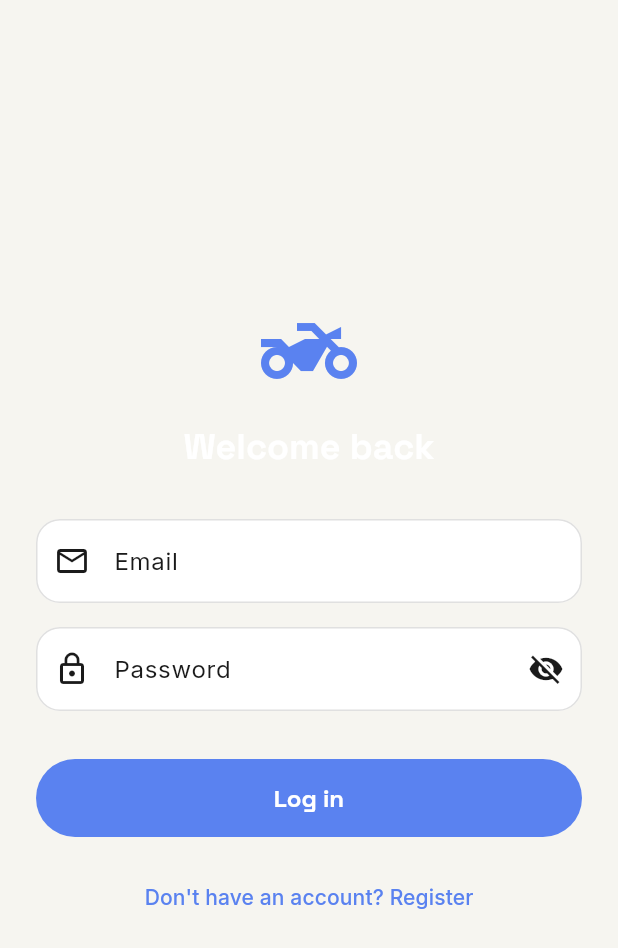
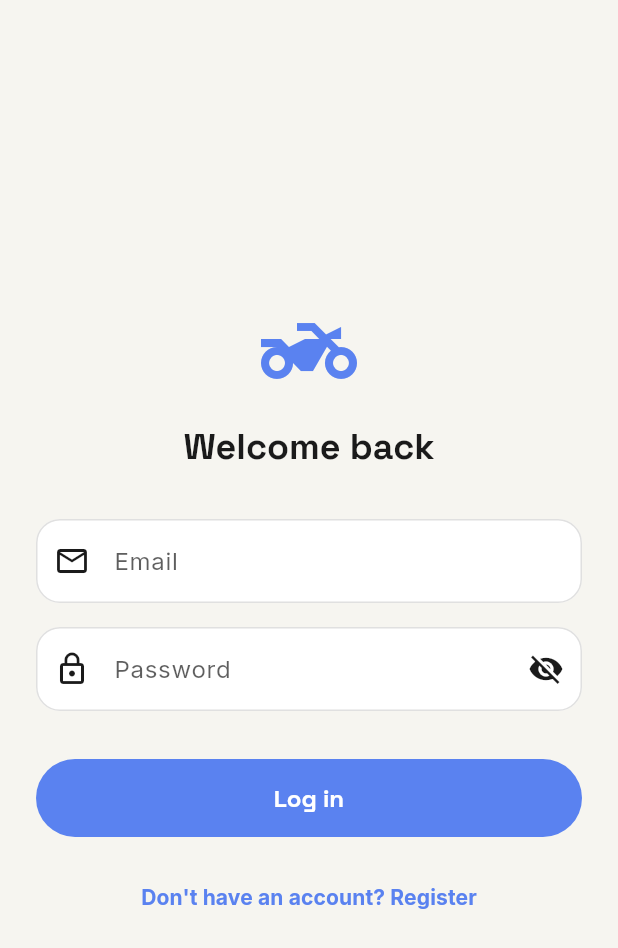
Before and after one commit to nubatay/motocare-log, a Flutter app: the screen it shows after launch, on a phone screen of 412 x 824 dp. Shown: the top 948 px of the screen. Run offline on Flutter 3.47's test engine with Material 3 defaults, Android fonts, the phone set to English and light mode, and no system bars; our stand-ins replace google_fonts, shared_preferences, supabase_flutter; accounts and stored records are empty.

Commit message:
fix the themetext

```diff
--- a/lib/core/theme/app_theme.dart
+++ b/lib/core/theme/app_theme.dart
@@ -13,91 +13,99 @@ class AppSpacing {
 class AppTheme {
   AppTheme._();
 
-  // Custom Colors from the Style Guide
   static const Color primaryBlue = Color(0xFF5A82F0);
   static const Color lightBg = Color(0xFFF6F5F0);
   static const Color darkBg = Color(0xFF121212);
   static const Color darkSurface = Color(0xFF1E1E1E);
 
   static ThemeData get light {
-    final base = ThemeData(
-      useMaterial3: true,
-      brightness: Brightness.light,
-      scaffoldBackgroundColor: lightBg,
-      colorScheme: const ColorScheme.light(
-        primary: primaryBlue,
-        surface: Colors.white,
-        onSurface: Color(0xFF1A1A1A),
-        error: Color(0xFFD32F2F),
-      ),
-    );
-    return _buildTheme(base);
+    return _buildTheme(isDark: false);
   }
 
   static ThemeData get dark {
-    final base = ThemeData(
-      useMaterial3: true,
-      brightness: Brightness.dark,
-      scaffoldBackgroundColor: darkBg,
-      colorScheme: const ColorScheme.dark(
-        primary: primaryBlue,
-        surface: darkSurface,
-        onSurface: Color(0xFFF5F5F5),
-        error: Color(0xFFE57373),
-      ),
-    );
-    return _buildTheme(base);
+    return _buildTheme(isDark: true);
   }
 
-  static ThemeData _buildTheme(ThemeData base) {
-    final isDark = base.brightness == Brightness.dark;
+  static ThemeData _buildTheme({required bool isDark}) {
+    // 1. Setup the color scheme
+    final colorScheme = isDark
+        ? const ColorScheme.dark(
+            primary: primaryBlue,
+            surface: darkSurface,
+            onSurface: Color(0xFFF5F5F5),
+            error: Color(0xFFE57373),
+          )
+        : const ColorScheme.light(
+            primary: primaryBlue,
+            surface: Colors.white,
+            onSurface: Color(0xFF1A1A1A),
+            error: Color(0xFFD32F2F),
+          );
 
-    // Typography: Space Grotesk for headers, Inter for body
-    final textTheme = base.textTheme
-      .apply(fontFamily: GoogleFonts.inter().fontFamily)
-      .copyWith(
-      displayLarge: GoogleFonts.spaceGrotesk(fontWeight: FontWeight.bold),
-      displayMedium: GoogleFonts.spaceGrotesk(fontWeight: FontWeight.bold),
-      displaySmall: GoogleFonts.spaceGrotesk(fontWeight: FontWeight.bold),
-      headlineLarge: GoogleFonts.spaceGrotesk(fontWeight: FontWeight.bold),
-      headlineMedium: GoogleFonts.spaceGrotesk(fontWeight: FontWeight.bold),
-      headlineSmall: GoogleFonts.spaceGrotesk(fontWeight: FontWeight.bold),
-      titleLarge: GoogleFonts.spaceGrotesk(fontWeight: FontWeight.bold),
-      titleMedium: GoogleFonts.spaceGrotesk(fontWeight: FontWeight.w600),
+    // 2. Force text color based on theme
+    final textColor = isDark ? Colors.white : const Color(0xFF1A1A1A);
+
+        // 3. Create the TextTheme explicitly (avoids the copyWith bug)
+    final textTheme = TextTheme(
+      displayLarge: GoogleFonts.spaceGrotesk(fontWeight: FontWeight.bold, color: textColor),
+      displayMedium: GoogleFonts.spaceGrotesk(fontWeight: FontWeight.bold, color: textColor),
+      displaySmall: GoogleFonts.spaceGrotesk(fontWeight: FontWeight.bold, color: textColor),
+
+      headlineLarge: GoogleFonts.spaceGrotesk(fontWeight: FontWeight.bold, color: textColor),
+      headlineMedium: GoogleFonts.spaceGrotesk(fontWeight: FontWeight.bold, color: textColor),
+      headlineSmall: GoogleFonts.spaceGrotesk(fontWeight: FontWeight.bold, color: textColor),
+
+      titleLarge: GoogleFonts.spaceGrotesk(fontWeight: FontWeight.bold, color: textColor, fontSize: 22), // For AppBars & Card Headers
+      titleMedium: GoogleFonts.spaceGrotesk(fontWeight: FontWeight.w600, color: textColor),
+      titleSmall: GoogleFonts.spaceGrotesk(fontWeight: FontWeight.w500, color: textColor),
+
+      bodyLarge: GoogleFonts.inter(color: textColor, fontSize: 16),
+      bodyMedium: GoogleFonts.inter(color: textColor, fontSize: 14),
+      bodySmall: GoogleFonts.inter(color: textColor.withValues(alpha: 0.7), fontSize: 12),
+
+      labelLarge: GoogleFonts.inter(fontWeight: FontWeight.bold, color: textColor), // For Buttons
     );
 
-    return base.copyWith(
+    // 4. Build the entire ThemeData from scratch (avoids the copyWith bug)
+    return ThemeData(
+      useMaterial3: true,
+      brightness: isDark ? Brightness.dark : Brightness.light,
+      scaffoldBackgroundColor: isDark ? darkBg : lightBg,
+      colorScheme: colorScheme,
       textTheme: textTheme,
+
       appBarTheme: AppBarTheme(
         backgroundColor: isDark ? darkBg : lightBg,
-        foregroundColor: isDark ? Colors.white : Colors.black,
+        foregroundColor: textColor,
         elevation: 0,
         centerTitle: false,
         titleTextStyle: textTheme.titleLarge?.copyWith(fontSize: 22),
       ),
 
-      // Pill-shaped buttons
       filledButtonTheme: FilledButtonThemeData(
         style: FilledButton.styleFrom(
           minimumSize: const Size.fromHeight(52),
-          shape: const StadiumBorder(), // Fully rounded
+          shape: const StadiumBorder(),
           textStyle: GoogleFonts.spaceGrotesk(fontWeight: FontWeight.bold, fontSize: 16),
         ),
       ),
+
       outlinedButtonTheme: OutlinedButtonThemeData(
         style: OutlinedButton.styleFrom(
           minimumSize: const Size.fromHeight(52),
           shape: const StadiumBorder(),
+          foregroundColor: textColor,
           side: BorderSide(color: isDark ? Colors.grey.shade700 : Colors.grey.shade400),
           textStyle: GoogleFonts.spaceGrotesk(fontWeight: FontWeight.w600),
         ),
       ),
 
-      // Rounded Input Fields
       inputDecorationTheme: InputDecorationTheme(
         filled: true,
         fillColor: isDark ? darkSurface : Colors.white,
         contentPadding: const EdgeInsets.symmetric(horizontal: 20, vertical: 16),
+        labelStyle: TextStyle(color: textColor.withValues(alpha: 0.7)),
+        hintStyle: TextStyle(color: textColor.withValues(alpha: 0.5)),
         border: OutlineInputBorder(
           borderRadius: BorderRadius.circular(16),
           borderSide: BorderSide(color: isDark ? Colors.grey.shade800 : Colors.grey.shade300),
@@ -112,15 +120,14 @@ class AppTheme {
         ),
         errorBorder: OutlineInputBorder(
           borderRadius: BorderRadius.circular(16),
-          borderSide: BorderSide(color: base.colorScheme.error),
+          borderSide: BorderSide(color: colorScheme.error),
         ),
         focusedErrorBorder: OutlineInputBorder(
           borderRadius: BorderRadius.circular(16),
-          borderSide: BorderSide(color: base.colorScheme.error, width: 2),
+          borderSide: BorderSide(color: colorScheme.error, width: 2),
         ),
       ),
 
-      // Rounded Cards
       cardTheme: CardThemeData(
         elevation: isDark ? 0 : 2,
         color: isDark ? darkSurface : Colors.white,
```
